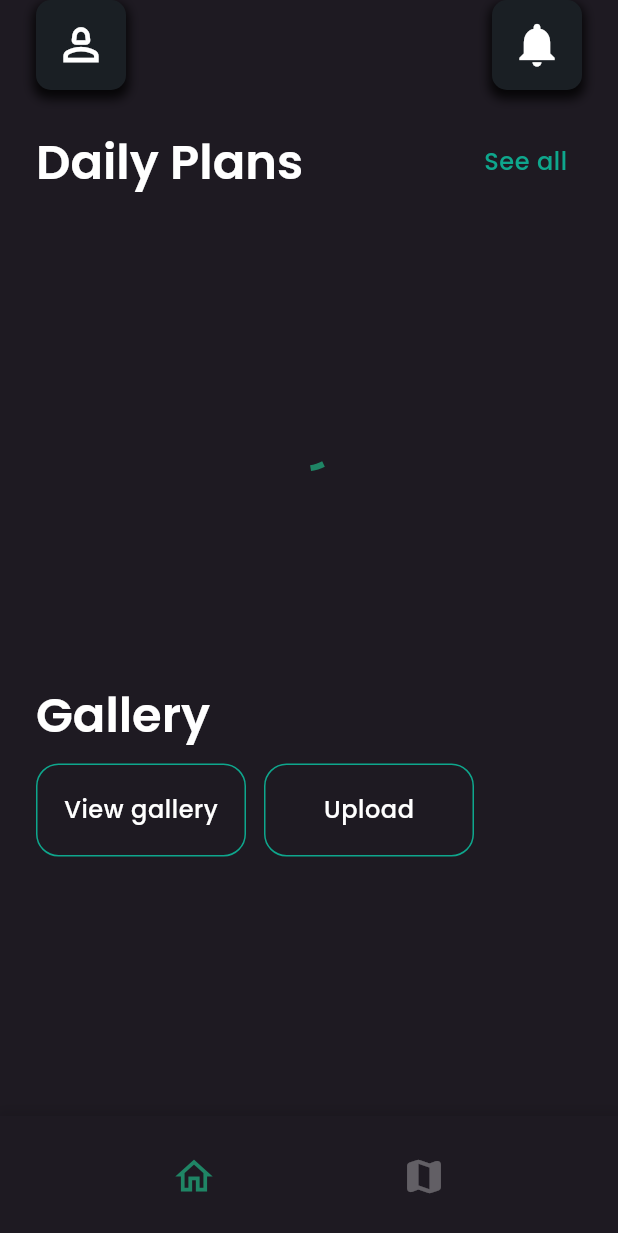
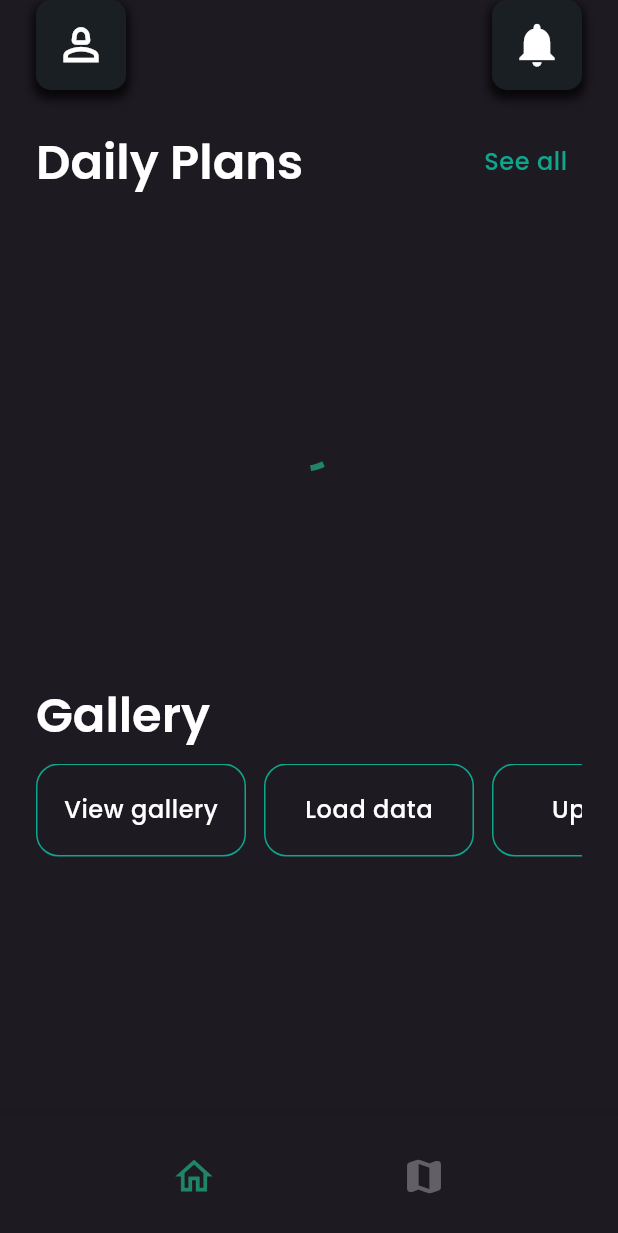
Before and after one commit to julianryorex/xplore, a Flutter app: the screen it shows after launch, on a phone screen of 412 x 824 dp. Shown: the top 1233 px of the screen. Run offline on Flutter 3.47's test engine with Material 3 defaults, Android fonts, the phone set to English and light mode, and no system bars; our stand-ins replace dotted_border, firebase_core, flutter_bloc, flutter_dotenv, flutter_svg, freezed_annotation and 2 more; accounts and stored records are empty; generated files the repository leaves out were written again.

Commit message:
Add image picker dep

```diff
--- a/lib/main.dart
+++ b/lib/main.dart
@@ -10,6 +10,7 @@ import 'package:xplore/constants/theme.dart';
 import 'package:xplore/core/header.dart';
 import 'package:xplore/core/icon_button.dart';
 import 'package:xplore/core/navbar.dart';
+import 'package:xplore/features/gallery/bloc/gallery_cubit.dart';
 import 'package:xplore/features/itinerary/bloc/itinerary_cubit.dart';
 import 'package:xplore/features/itinerary/widgets/itinerary_card.dart';
 import 'package:xplore/features/location/bloc/location_cubit.dart';
@@ -48,6 +49,7 @@ class MyApp extends StatelessWidget {
         BlocProvider<NavbarCubit>(create: (_) => NavbarCubit()),
         BlocProvider<ItineraryCubit>(create: (_) => ItineraryCubit()),
         BlocProvider<MapCubit>(create: (_) => MapCubit()),
+        BlocProvider<GalleryCubit>(create: (_) => GalleryCubit()),
       ],
       child: MaterialApp(
         debugShowCheckedModeBanner: false,
@@ -138,7 +140,9 @@ class HomePage extends StatelessWidget {
                         const SizedBox(height: paddingUnit),
 
                         //! Gallery options
-                        Row(
+                        SingleChildScrollView(
+                          scrollDirection: Axis.horizontal,
+                          child: Row(
                             children: [
                               OutlinedButton(
                                 onPressed: () {
@@ -155,11 +159,23 @@ class HomePage extends StatelessWidget {
                                   await context.read<ItineraryCubit>().loadDemoItinerary();
                                 },
                                 child: Text(
+                                  'Load data',
+                                  style: context.pText.bodySmall?.copyWith(fontWeight: FontWeight.w500),
+                                ),
+                              ),
+                              const SizedBox(width: paddingUnit),
+                              OutlinedButton(
+                                onPressed: () async {
+                                  context.push(Paths.gallery);
+                                  await context.read<GalleryCubit>().uploadToGallery();
+                                },
+                                child: Text(
                                   'Upload',
                                   style: context.pText.bodySmall?.copyWith(fontWeight: FontWeight.w500),
                                 ),
                               ),
                             ],
+                          ),
                         ),
                       ],
                     ),
--- a/pubspec.yaml
+++ b/pubspec.yaml
@@ -21,6 +21,7 @@ dependencies:
   google_maps_flutter: ^2.5.3
   geolocator: ^11.0.0
   dotted_border: ^2.1.0
+  image_picker: ^1.0.7
 
 dev_dependencies:
   flutter_test:
```
Also changed, not shown: pubspec.lock, 8 other files. Lines whose indentation alone changed are shown as unchanged.
